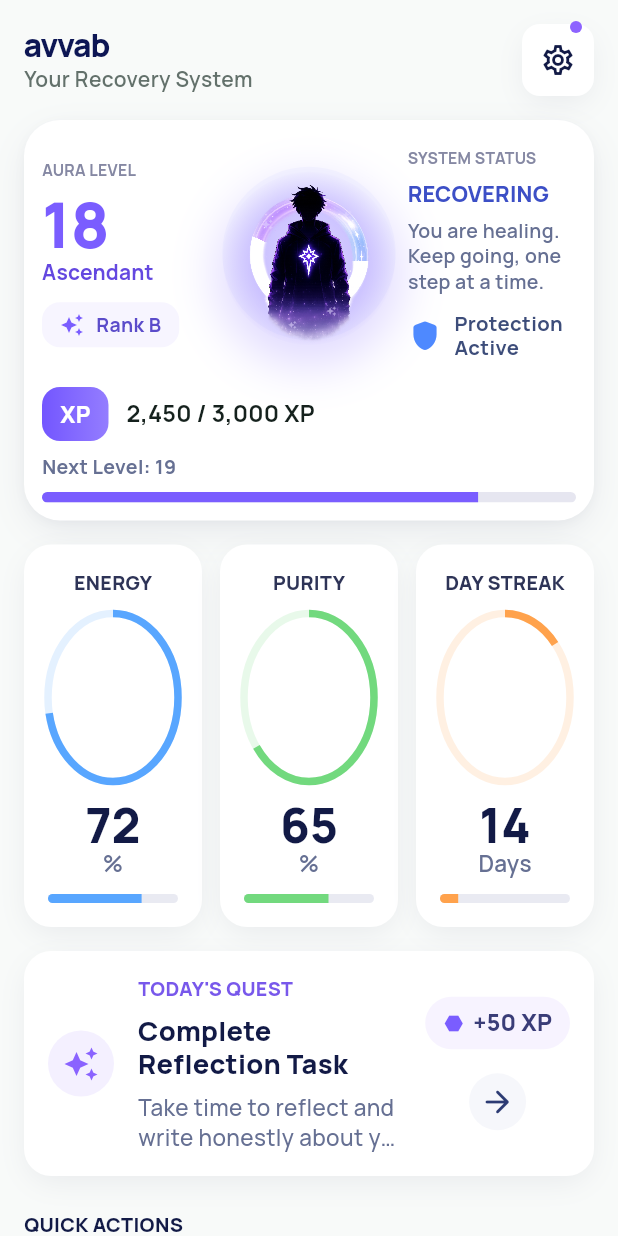
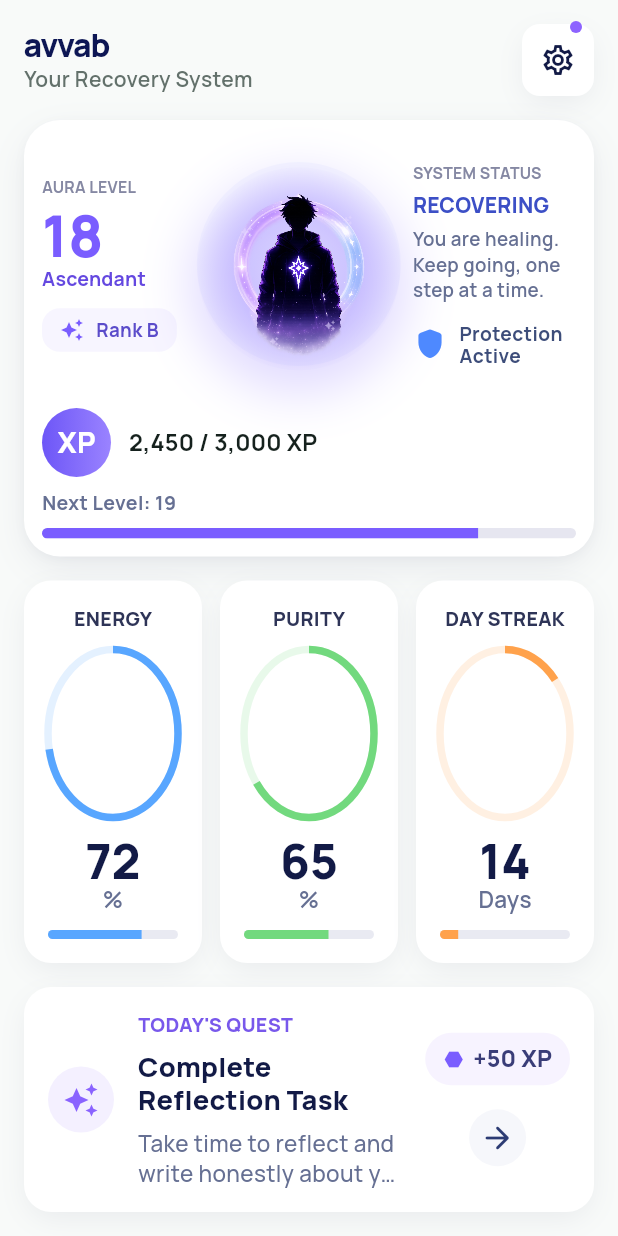
Before and after one commit to khanrafe/awwab, a Flutter app: the screen it shows after launch, on a phone screen of 412 x 824 dp. Run offline on Flutter 3.47's test engine with Material 3 defaults, Android fonts, the light colour scheme and no system bars; drawn by our look-alikes of flutter_animate; our stand-ins replace fl_chart, flutter_riverpod, go_router, google_fonts, hive_flutter; accounts and stored records are empty.

Commit message:
refactor: align home hero card closer to reference composition

```diff
--- a/lib/src/features/home/widgets/hero_status_card.dart
+++ b/lib/src/features/home/widgets/hero_status_card.dart
@@ -23,8 +23,8 @@
     return LayoutBuilder(
       builder: (context, constraints) {
         final bool shouldStack = constraints.maxWidth < 330;
-        final bool compact = isCompact || constraints.maxWidth < 420;
-        final double orbSize = compact ? 154 : 198;
+        final bool compact = isCompact || constraints.maxWidth < 390;
+        final double orbSize = compact ? 168 : 236;
 
         return DecoratedBox(
           decoration: BoxDecoration(
@@ -55,12 +55,12 @@
                     crossAxisAlignment: CrossAxisAlignment.center,
                     children: <Widget>[
                       Expanded(
-                        flex: compact ? 33 : 28,
+                        flex: compact ? 28 : 24,
                         child: _leftInfo(textTheme, compact: compact),
                       ),
                       SizedBox(width: compact ? AppSpacing.xs : AppSpacing.sm),
                       Expanded(
-                        flex: compact ? 34 : 44,
+                        flex: compact ? 40 : 52,
                         child: Align(
                           alignment: Alignment.center,
                           child: _orb(
@@ -71,7 +71,7 @@
                       ),
                       SizedBox(width: compact ? AppSpacing.xs : AppSpacing.sm),
                       Expanded(
-                        flex: compact ? 33 : 28,
+                        flex: compact ? 32 : 24,
                         child: _rightInfo(textTheme, compact: compact),
                       ),
                     ],
@@ -116,14 +116,14 @@
           color: const Color(0xFF8588A3),
         ),
       ),
-      SizedBox(height: compact ? AppSpacing.xs : AppSpacing.sm),
+      SizedBox(height: compact ? 6 : AppSpacing.xs),
       FittedBox(
         fit: BoxFit.scaleDown,
         alignment: Alignment.centerLeft,
         child: Text(
           '${model.auraLevel}',
           style: textTheme.headlineMedium?.copyWith(
-            fontSize: compact ? 42 : 46,
+            fontSize: compact ? 38 : 44,
             height: 1,
             color: HomeUiTokens.accentViolet,
             fontWeight: FontWeight.w800,
@@ -136,7 +136,7 @@
         style: textTheme.titleMedium?.copyWith(
           color: const Color(0xFF6448E0),
           fontWeight: FontWeight.w700,
-          fontSize: compact ? 14 : 16,
+          fontSize: compact ? 13 : 14.5,
         ),
       ),
       SizedBox(height: compact ? AppSpacing.sm : AppSpacing.md),
@@ -163,7 +163,7 @@
                 model.rankLabel,
                 style: textTheme.bodyMedium?.copyWith(
                   fontWeight: FontWeight.w700,
-                  fontSize: compact ? 13 : 14,
+                  fontSize: compact ? 12.5 : 13.5,
                   color: const Color(0xFF5B4CCA),
                 ),
               ),
@@ -187,13 +187,13 @@
           color: const Color(0xFF8588A3),
         ),
       ),
-      SizedBox(height: compact ? AppSpacing.xs : AppSpacing.sm),
+      SizedBox(height: compact ? 6 : AppSpacing.xs),
       Text(
         model.systemStatus,
         maxLines: 2,
         overflow: TextOverflow.ellipsis,
         style: textTheme.titleMedium?.copyWith(
-          fontSize: compact ? 14.5 : 16.5,
+          fontSize: compact ? 14 : 15.5,
           color: const Color(0xFF3C4FC6),
           fontWeight: FontWeight.w800,
         ),
@@ -206,7 +206,7 @@
         style: textTheme.bodyMedium?.copyWith(
           height: 1.34,
           fontWeight: FontWeight.w600,
-          fontSize: compact ? 13 : 14,
+          fontSize: compact ? 12.5 : 13.5,
           color: HomeUiTokens.subtitleColor,
         ),
       ),
@@ -225,7 +225,7 @@
               'Protection\nActive',
               style: textTheme.bodyMedium?.copyWith(
                 fontWeight: FontWeight.w700,
-                fontSize: compact ? 13.5 : 14.5,
+                fontSize: compact ? 12.8 : 13.8,
                 color: const Color(0xFF3D4D7A),
                 height: 1.2,
               ),
@@ -250,7 +250,11 @@
             ),
           ),
         ),
-        AnimatedCharacterAura(progress: progress, size: size * 0.95),
+        AnimatedCharacterAura(
+          progress: progress,
+          useProgressRing: false,
+          size: size * 0.96,
+        ),
       ],
     ),
   );
@@ -266,7 +270,7 @@
           children: <Widget>[
             Row(
               children: <Widget>[
-                _xpPill(),
+                _xpHexBadge(),
                 const SizedBox(width: AppSpacing.sm),
                 Expanded(
                   child: Text(
@@ -296,7 +300,7 @@
 
       return Row(
         children: <Widget>[
-          _xpPill(),
+          _xpHexBadge(),
           const SizedBox(width: AppSpacing.sm),
           Expanded(
             child: Text(
@@ -327,21 +331,24 @@
     },
   );
 
-  Widget _xpPill() => DecoratedBox(
-    decoration: BoxDecoration(
-      gradient: const LinearGradient(
-        colors: <Color>[Color(0xFF7356FF), Color(0xFF947DFF)],
+  Widget _xpHexBadge() => Container(
+    width: 46,
+    height: 46,
+    decoration: const BoxDecoration(
+      shape: BoxShape.circle,
+      gradient: LinearGradient(
+        colors: <Color>[Color(0xFF6D56F7), Color(0xFF9A83FF)],
       ),
-      borderRadius: BorderRadius.circular(AppRadius.sm),
     ),
-    child: const Padding(
-      padding: EdgeInsets.symmetric(
-        horizontal: AppSpacing.sm,
-        vertical: AppSpacing.xs,
-      ),
+    child: const Center(
       child: Text(
         'XP',
-        style: TextStyle(color: Colors.white, fontWeight: FontWeight.w800),
+        style: TextStyle(
+          color: Colors.white,
+          fontWeight: FontWeight.w800,
+          fontSize: 19,
+          letterSpacing: 0.2,
+        ),
       ),
     ),
   );
--- a/lib/src/shared/widgets/animated_character_aura.dart
+++ b/lib/src/shared/widgets/animated_character_aura.dart
@@ -13,6 +13,7 @@
     this.ringAssetPath = 'assets/images/awwab_aura_ring.png',
     this.showFrontParticles = true,
     this.enableRingRotation = false,
+    this.useProgressRing = true,
   });
 
   final double progress;
@@ -22,6 +23,7 @@
   final String ringAssetPath;
   final bool showFrontParticles;
   final bool enableRingRotation;
+  final bool useProgressRing;
 
   @override
   State<AnimatedCharacterAura> createState() => _AnimatedCharacterAuraState();
@@ -128,6 +130,7 @@
                         child: _AuraRingLayer(
                           size: widget.size,
                           progress: clampedProgress,
+                          useProgressRing: widget.useProgressRing,
                           ringAssetPath: widget.ringAssetPath,
                           cacheSize: imageCacheSize,
                           rotationTurns: widget.enableRingRotation
@@ -171,8 +174,8 @@
   @override
   Widget build(BuildContext context) => IgnorePointer(
     child: Container(
-      width: size * 0.94,
-      height: size * 0.94,
+      width: size * 0.864,
+      height: size * 0.864,
       decoration: BoxDecoration(
         shape: BoxShape.circle,
         gradient: RadialGradient(
@@ -200,6 +203,7 @@
   const _AuraRingLayer({
     required this.size,
     required this.progress,
+    required this.useProgressRing,
     required this.ringAssetPath,
     required this.cacheSize,
     required this.rotationTurns,
@@ -207,6 +211,7 @@
 
   final double size;
   final double progress;
+  final bool useProgressRing;
   final String ringAssetPath;
   final int cacheSize;
   final double rotationTurns;
@@ -214,6 +219,15 @@
   @override
   Widget build(BuildContext context) {
     final double ringSize = size * 1.01;
+    final Widget ring = Transform.rotate(
+      angle: rotationTurns * math.pi * 2,
+      child: Image.asset(
+        ringAssetPath,
+        fit: BoxFit.contain,
+        filterQuality: FilterQuality.high,
+        cacheWidth: cacheSize,
+      ),
+    );
 
     return SizedBox(
       width: ringSize,
@@ -223,13 +237,9 @@
         children: <Widget>[
           Opacity(
             opacity: 0.34,
-            child: Image.asset(
-              ringAssetPath,
-              fit: BoxFit.contain,
-              filterQuality: FilterQuality.high,
-              cacheWidth: cacheSize,
+            child: ring,
           ),
-          ),
+          if (useProgressRing)
             ShaderMask(
               blendMode: BlendMode.srcATop,
               shaderCallback: (rect) => SweepGradient(
@@ -244,16 +254,10 @@
                 stops: <double>[0, progress, progress, 1],
                 transform: GradientRotation(rotationTurns * math.pi * 2),
               ).createShader(rect),
-            child: Transform.rotate(
-              angle: rotationTurns * math.pi * 2,
-              child: Image.asset(
-                ringAssetPath,
-                fit: BoxFit.contain,
-                filterQuality: FilterQuality.high,
-                cacheWidth: cacheSize,
-              ),
-            ),
-          ),
+              child: ring,
+            )
+          else
+            Opacity(opacity: 0.92, child: ring),
         ],
       ),
     );
@@ -276,7 +280,7 @@
     alignment: const Alignment(0, 0.18),
     child: SizedBox(
       width: size * 0.72,
-      height: size * 0.92,
+      height: size * 0.862,
       child: Image.asset(
         characterAssetPath,
         fit: BoxFit.contain,
```
Lines whose indentation alone changed are shown as unchanged.
